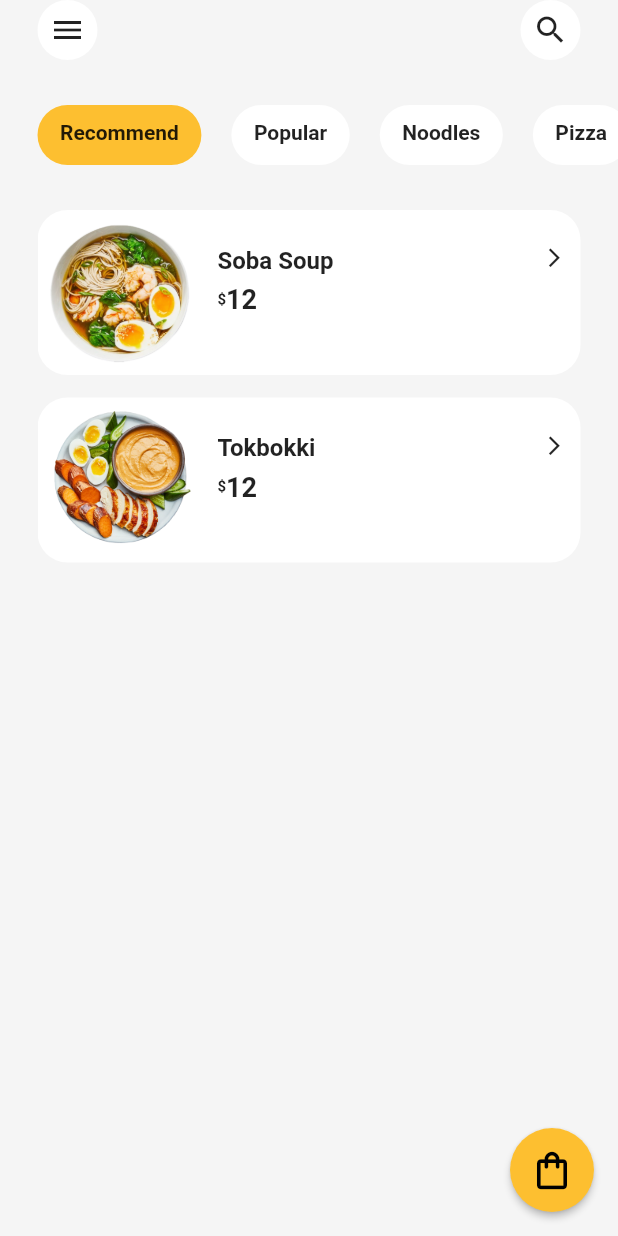
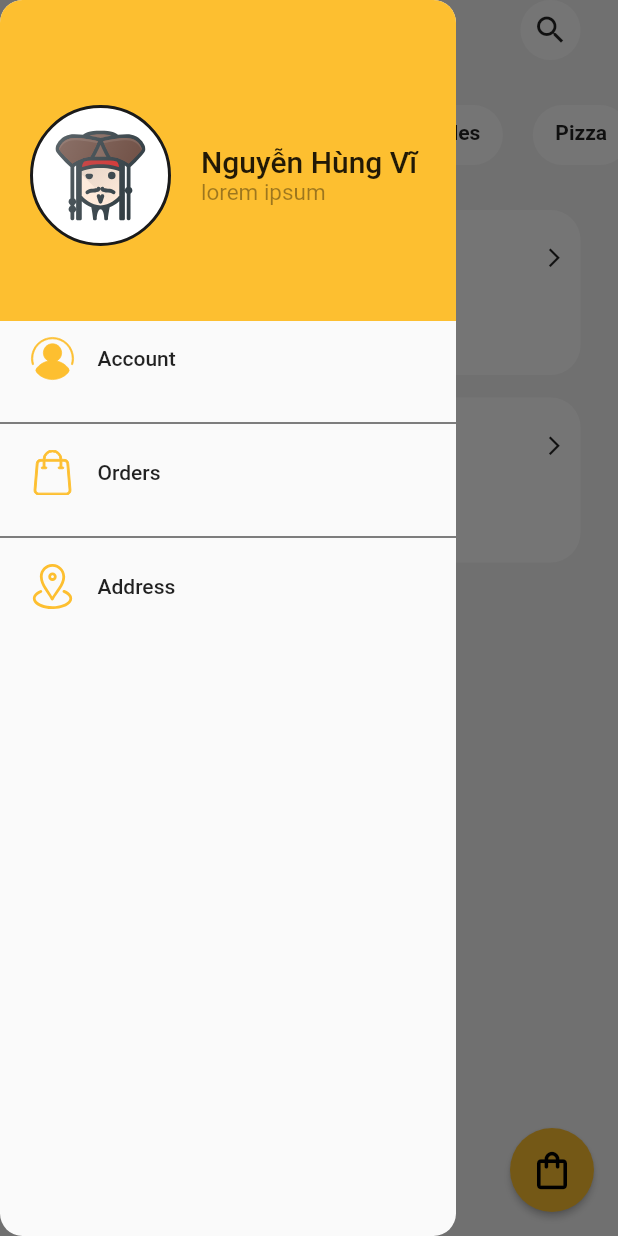
Before and after one commit to NguyenHungViCb/food-ordering-app, a Flutter app: the HomePage screen opened by its route, with the side drawer open (before the commit the screen has no drawer), on a phone screen of 412 x 824 dp. Run offline on Flutter 3.47's test engine with Material 2 defaults, Android fonts, the phone set to English and light mode, and no system bars; our stand-ins replace flutter_dotenv, flutter_secure_storage, flutter_svg; accounts and stored records are empty.

```diff
--- a/app/lib/screens/home/home.dart
+++ b/app/lib/screens/home/home.dart
@@ -4,6 +4,7 @@ import 'package:app/screens/home/widget/food_list.dart';
 import 'package:app/screens/home/widget/food_list_view.dart';
 import 'package:app/share/constants/colors.dart';
 import 'package:flutter/material.dart';
+import 'package:flutter_svg/svg.dart';
 
 import '../../widgets/custom_app_bar.dart';
 
@@ -16,43 +17,107 @@ class HomePage extends StatefulWidget {
 }
 
 class _HomePageState extends State<HomePage> {
-  var selected =0;
-  final pageController=PageController();
+  var selected = 0;
+  final pageController = PageController();
   final restaurant = Restaurant.generateRestaurant();
+  final controls = [
+    {"icon": 'assets/images/account.svg', "text": "Account"},
+    {"icon": 'assets/images/shopping-bag.svg', "text": "Orders"},
+    {"icon": 'assets/images/location.svg', "text": "Address"}
+  ];
 
   @override
   Widget build(BuildContext context) {
     return Scaffold(
-      backgroundColor: kBackground,// background color main
+      backgroundColor: kBackground, // background color main
+      drawer: ClipRRect(
+        child: Drawer(
+          child: Column(children: [
+            Container(
+                padding: const EdgeInsets.fromLTRB(20, 70, 15, 50),
+                decoration: const BoxDecoration(
+                  color: kPrimaryColor,
+                ),
+                child: Row(
+                  children: <Widget>[
+                    Container(
+                        decoration: BoxDecoration(
+                            borderRadius: BorderRadius.circular(100),
+                            border: Border.all(
+                                color: const Color(0xFF1A1A1A), width: 2),
+                            color: Colors.white),
+                        padding: const EdgeInsets.all(15),
+                        child: SvgPicture.asset('assets/images/avatar.svg',
+                            width: 60)),
+                    const SizedBox(
+                      width: 20,
+                    ),
+                    Flexible(
+                        child: Column(
+                      crossAxisAlignment: CrossAxisAlignment.start,
+                      children: const [
+                        Text(
+                          "Nguyễn Hùng Vĩ",
+                          style: TextStyle(
+                            fontSize: 20,
+                            fontWeight: FontWeight.w500,
+                          ),
+                        ),
+                        Text("lorem ipsum",
+                            style:
+                                TextStyle(fontSize: 15, color: Colors.black38))
+                      ],
+                    )),
+                  ],
+                )),
+            Expanded(
+              child: ListView.separated(
+                separatorBuilder: (context, index) =>
+                    Divider(color: Colors.black),
+                itemCount: 3,
+                itemBuilder: (context, index) => Padding(
+                  padding: EdgeInsets.fromLTRB(20, 10, 10, 20),
+                  child: Row(children: [
+                    SvgPicture.asset(
+                      controls[index]['icon']!,
+                      width: 30,
+                    ),
+                    SizedBox(width: 15),
+                    Text(
+                      controls[index]['text']!,
+                      style: TextStyle(fontWeight: FontWeight.w500),
+                    )
+                  ]),
+                ),
+              ),
+            )
+          ]),
+        ),
+        borderRadius: const BorderRadius.vertical(
+            top: Radius.circular(15.0), bottom: Radius.circular(15.0)),
+      ),
+      appBar: PreferredSize(
+        preferredSize: const Size.fromHeight(100),
+        child: CustomAppBar(Icons.menu_sharp, Icons.search_outlined,
+            leftCallback: (context) => {Scaffold.of(context).openDrawer()}),
+      ),
       body: Column(
         crossAxisAlignment: CrossAxisAlignment.start,
         children: [
-          CustomAppBar(
-            Icons.menu_sharp,
-            Icons.search_outlined,
-            leftCallback: ()=> {
-              Navigator.push(context, MaterialPageRoute(builder: (context) => const SecondRoute()),
-            )}
-          ),
+          /* CustomAppBar(), */
           // RestaurantInfo(),
-          FoodList(selected,
-              (int index) {
+          FoodList(selected, (int index) {
             setState(() {
               selected = index;
             });
             pageController.jumpToPage(index);
-              }, restaurant),
+          }, restaurant),
           Expanded(
-              child: FoodListView(
-                selected,
-                  (int index){
-                  setState(() {
-                    selected=index;
-                  });
-                  },
-                  pageController,
-                restaurant
-              ),
+            child: FoodListView(selected, (int index) {
+              setState(() {
+                selected = index;
+              });
+            }, pageController, restaurant),
           ),
           // Container(
           //   padding: EdgeInsets.symmetric(horizontal: 25),
@@ -85,14 +150,16 @@ class _HomePageState extends State<HomePage> {
         ],
       ),
       floatingActionButton: FloatingActionButton(
-        onPressed: (){
+        onPressed: () {
           Navigator.pushNamed(context, CartScreen.routeName);
         },
         backgroundColor: kPrimaryColor,
         elevation: 2,
-        child: Icon(Icons.shopping_bag_outlined,
-        color: Colors.black,
-        size: 30,),
+        child: const Icon(
+          Icons.shopping_bag_outlined,
+          color: Colors.black,
+          size: 30,
+        ),
       ),
     );
   }
--- a/app/lib/widgets/custom_app_bar.dart
+++ b/app/lib/widgets/custom_app_bar.dart
@@ -19,7 +19,7 @@ class CustomAppBar extends StatelessWidget {
         mainAxisAlignment: MainAxisAlignment.spaceBetween,
         children: [
           GestureDetector(
-            onTap: leftCallback !=null ? () => leftCallback!() : null,
+            onTap: leftCallback !=null ? () => leftCallback!(context) : null,
             child: _buildIcon(leftIcon),
           ),
           _buildIcon(rightIcon),
```
Also changed, not shown: app/assets/images/account.svg (added), app/assets/images/address.svg (added), app/assets/images/avatar.svg (added), app/assets/images/location.svg (added), app/assets/images/shopping-bag.svg (added).
